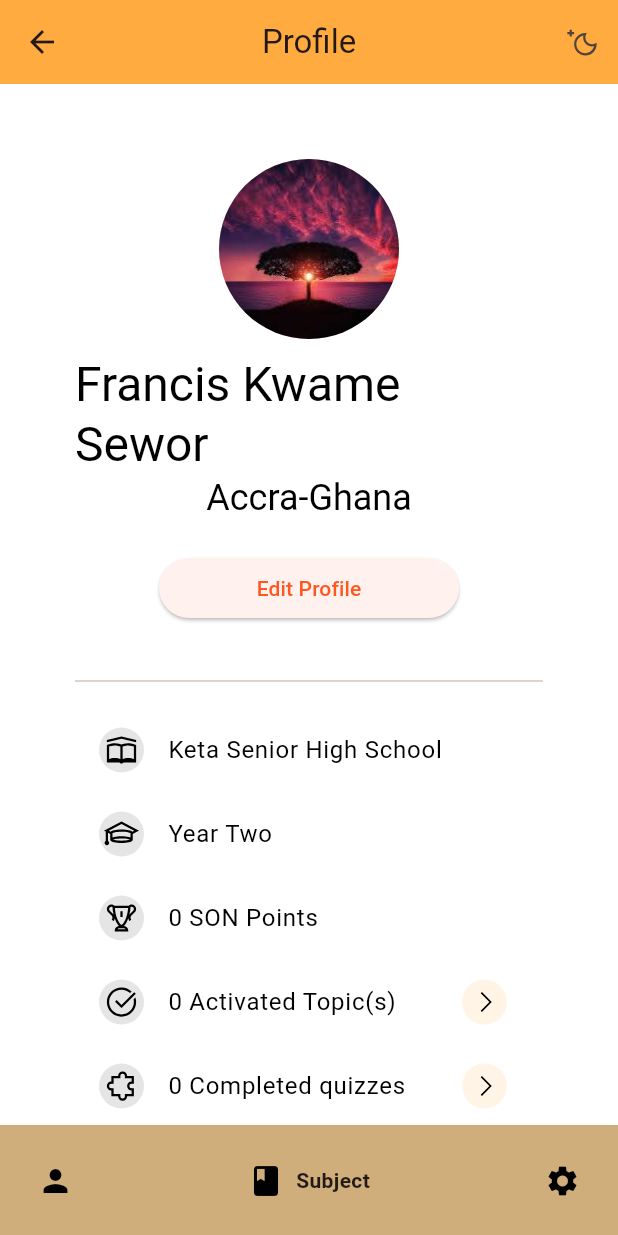
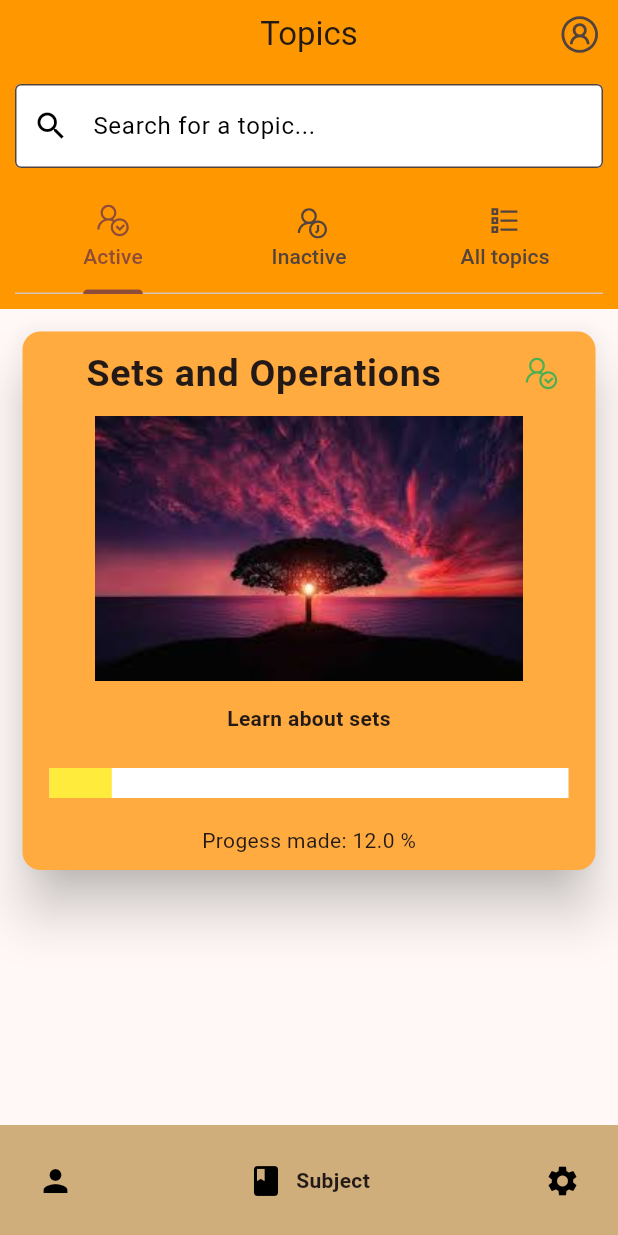
Before and after one commit to FrancisSimple/son_app, a Flutter app: the DashboardProfile screen opened by its route, item 2 of the bottom bar chosen, on a phone screen of 412 x 824 dp. Run offline on Flutter 3.47's test engine with Material 3 defaults, Android fonts, the phone set to English and light mode, and no system bars; drawn by our look-alikes of google_nav_bar, percent_indicator; our stand-ins replace line_awesome_flutter.

Commit message:
Topic Page
First version of topic page has been added

```diff
--- a/emath_app/lib/customizedTools/self_made.dart
+++ b/emath_app/lib/customizedTools/self_made.dart
@@ -1,6 +1,8 @@
 
 
 import 'package:flutter/material.dart';
+import 'package:line_awesome_flutter/line_awesome_flutter.dart';
+import 'package:percent_indicator/percent_indicator.dart';
 
 
 
@@ -60,3 +62,82 @@ class MyCustomCard extends StatelessWidget {
     );
   }
 }
+
+
+class SubjectCard extends StatefulWidget {
+
+  final String title;
+  final String imagePath;
+  final String footerText;
+  final bool isActive;
+  final double progressPercentage;
+
+  const SubjectCard({super.key,
+    required this.title,
+    required this.imagePath,
+    required this.footerText,
+    required this.isActive,
+    required this.progressPercentage,
+  });
+
+  @override
+  State<SubjectCard> createState() => _SubjectCardState();
+}
+
+class _SubjectCardState extends State<SubjectCard> {
+
+  @override
+  Widget build(BuildContext context) {
+    return Center(
+      child: Card(
+        elevation: 15,
+        color: Colors.orangeAccent,
+        margin: const EdgeInsets.all(15),
+        child: Column(
+          mainAxisSize: MainAxisSize.min,
+          children: [
+            ListTile(
+              title:Padding(
+                padding: const EdgeInsets.only(right:8.0),
+                child: Text(widget.title, textAlign: TextAlign.center,style:const TextStyle(fontWeight: FontWeight.bold,fontSize: 25)),
+              ),
+              trailing: widget.isActive ? const Padding(
+                padding: EdgeInsets.only(left:4.0),
+                child: Icon(LineAwesomeIcons.user_check,color:Colors.green),
+              ) : const Padding(
+                padding: EdgeInsets.only(left:4.0),
+                child: Icon(LineAwesomeIcons.user_clock, color:Colors.red),
+              ),
+              onTap: (){},
+            ),
+            Image.asset(widget.imagePath, fit:BoxFit.cover,),
+            Container(
+              padding: const EdgeInsets.all(15),
+              child: Text(widget.footerText,textAlign: TextAlign.center,style:const TextStyle(fontWeight: FontWeight.bold)),
+            ),
+
+            if(widget.isActive)
+              Padding(
+                padding: const EdgeInsets.all(8.0),
+                child: LinearPercentIndicator(
+                  animation: true,
+                  animationDuration: 1000,
+                  lineHeight: 20,
+                  percent: widget.progressPercentage/100,
+                  progressColor: Colors.yellow,
+                  backgroundColor: Colors.white,
+
+                ),
+              ),
+            const SizedBox(height:10,),
+            Text("Progess made: ${widget.progressPercentage} %"),
+            const SizedBox(height:10,),
+
+
+          ],
+        )
+
+      ),
+    );
+  }
+}
--- a/emath_app/lib/main.dart
+++ b/emath_app/lib/main.dart
@@ -4,6 +4,7 @@ import 'package:emath_app/pages/dashboard.dart';
 import 'package:emath_app/pages/homepage.dart';
 import 'package:emath_app/pages/login.dart';
 import 'package:emath_app/pages/signup.dart';
+import 'package:emath_app/pages/subjects_page.dart';
 import 'package:flutter/material.dart';
 
 void main() {
@@ -17,7 +18,7 @@ class MyApp extends StatelessWidget {
   @override
   Widget build(BuildContext context) {
     return MaterialApp(
-      title: 'Flutter Demo',
+      title: 'Elective Mathematics',
       debugShowCheckedModeBanner: false,
       theme: ThemeData(
         colorScheme: ColorScheme.fromSeed(
@@ -31,6 +32,7 @@ class MyApp extends StatelessWidget {
           backgroundColor: Colors.orange,
         ),
       ),
+      //home: SubjectsPage(),
       routes: {
         "/": (context) => HomePage(),
         "/loginpage": (context) => LoginPage(),
--- a/emath_app/lib/pages/dashboard.dart
+++ b/emath_app/lib/pages/dashboard.dart
@@ -1,8 +1,10 @@
-import 'package:emath_app/pages/homepage.dart';
-import 'package:emath_app/pages/login.dart';
+
+import 'package:emath_app/pages/settings.dart';
+import 'package:emath_app/pages/subjects_page.dart';
+import 'package:emath_app/pages/user_profile.dart';
 import 'package:flutter/material.dart';
 import 'package:google_nav_bar/google_nav_bar.dart';
-import 'package:line_awesome_flutter/line_awesome_flutter.dart';
+
 
 class DashboardProfile extends StatefulWidget {
   const DashboardProfile({super.key});
@@ -23,7 +25,19 @@ class _DashboardProfileState extends State<DashboardProfile> {
   //////////////Method field
 
 
+  int selectIndex = 0;
+  void navBottom(int index){
+    setState(() {
+      selectIndex = index;
+    });
+  }
 
+  final List<Widget> pages =[
+    const UserProfile(),
+    const SubjectsPage(),
+    const UserSettings(),
+
+  ];
   //////////overriding the build method: build method starts
   @override
   Widget build(BuildContext context) {
@@ -33,57 +47,28 @@ class _DashboardProfileState extends State<DashboardProfile> {
     ////////////page scaffold starts
     return Scaffold(
 
-      appBar: AppBar(
-        backgroundColor: Colors.orangeAccent,
-        title: const Text("Profile"),
-        centerTitle: true,
-        actions: [
-          IconButton(onPressed: (){setState(() {
-            isDark = !isDark;
-            myBackgroundColor = (myBackgroundColor == Colors.white)? Colors.black: Colors.white;
-            textColor = (textColor == Colors.black)? Colors.white: Colors.black;
-          });}, icon: Icon(isDark? LineAwesomeIcons.sun: LineAwesomeIcons.moon)),
-        ],
+      // appBar: AppBar(
+      //   backgroundColor: Colors.orangeAccent,
+      //   title: const Text("Profile"),
+      //   centerTitle: true,
+      //   actions: [
+      //     IconButton(onPressed: (){setState(() {
+      //       isDark = !isDark;
+      //       myBackgroundColor = (myBackgroundColor == Colors.white)? Colors.black: Colors.white;
+      //       textColor = (textColor == Colors.black)? Colors.white: Colors.black;
+      //     });}, icon: Icon(isDark? LineAwesomeIcons.sun: LineAwesomeIcons.moon)),
+      //   ],
 
-      ),
+      // ),
 
-      body: SingleChildScrollView(
-        child: Container(
-          color: myBackgroundColor,
-          padding: const EdgeInsets.all(50),
-          child:   Column(children: [
-            const SizedBox(
-              width: 120, height: 120,
-              child: CircleAvatar(radius:20,backgroundImage:  AssetImage("assets/download.jpeg")),
-            ),
-            const SizedBox(height: 10),
-            Text("Francis Kwame Sewor", style:Theme.of(context).textTheme.headlineLarge!.copyWith(color: textColor)),
-            Text("Accra-Ghana", style:Theme.of(context).textTheme.headlineSmall!.copyWith(color: textColor)),
-            const SizedBox(height: 20),
-            SizedBox(
-              width: 200,
-              child: ElevatedButton(onPressed: (){}, child: const Text("Edit Profile", style: TextStyle(color:Colors.deepOrange),),)
-            ),
-
-            const SizedBox(height: 30),
-            const Divider(),
-            const SizedBox(height: 10),
-            ProfileListTile(title: "Keta Senior High School", icon: LineAwesomeIcons.school,onPress: (){},endIcon: false,textColor: textColor,),
-            ProfileListTile(title: "Year Two", icon: LineAwesomeIcons.graduation_cap, onPress:(){}, endIcon: false,textColor: textColor,),
-            ProfileListTile(title: "0 SON Points", icon: LineAwesomeIcons.trophy, onPress:(){}, endIcon: false,textColor: textColor,),
-            ProfileListTile(title: "0 Activated Topic(s)", icon: LineAwesomeIcons.check_circle, onPress:(){}, endIcon: true,textColor: textColor,),
-            ProfileListTile(title: "0 Completed quizzes", icon: LineAwesomeIcons.puzzle_piece, onPress:(){}, endIcon: true,textColor: textColor,),
-            ProfileListTile(title: "0 % Performance rate", icon: LineAwesomeIcons.medal, onPress:(){}, endIcon: false,textColor: textColor,),
-            ProfileListTile(title: "Logout", icon: LineAwesomeIcons.alternate_sign_out, onPress:(){Navigator.pushReplacement(context, MaterialPageRoute(builder: (context) => const HomePage()));}, endIcon: false,textColor: Colors.orange),
-          ],
-          ),
-        ),
-      ),
+      body: pages[selectIndex],
       /////////////////Bottom navigation bar starts
-      bottomNavigationBar: const GNav(
+      bottomNavigationBar: GNav(
+        selectedIndex: selectIndex,
+        onTabChange: navBottom,
         gap: 8,
-        backgroundColor: Color.fromARGB(255, 207, 174, 124),
-        tabs:  <GButton>[
+        backgroundColor: const Color.fromARGB(255, 207, 174, 124),
+        tabs:  const <GButton>[
         GButton(icon: Icons.person, text:"Profile"),
         GButton(icon: Icons.book, text:"Subject"),
         GButton(icon: Icons.settings, text:"Settings"),
@@ -97,57 +82,3 @@ class _DashboardProfileState extends State<DashboardProfile> {
   //////////overriding the build method: build method ends
 
 }
-
-class ProfileListTile extends StatelessWidget {
-  const ProfileListTile({
-    super.key,
-    required this.title,
-    required this.icon,
-    required this.onPress,
-    this.endIcon = true,
-    this.textColor,
-
-  });
-
-  final String title;
-  final IconData icon;
-  final VoidCallback onPress;
-  final bool endIcon;
-  final Color? textColor;
-
-  @override
-  Widget build(BuildContext context) {
-
-    var isDark = MediaQuery.of(context).platformBrightness == Brightness.dark;
-    var iconColor = isDark ? Colors.orange : Colors.black;
-    return ListTile(
-
-      onTap: onPress,
-
-      leading: Container(
-        width: 30,
-        height: 30,
-        decoration: BoxDecoration(
-          borderRadius: BorderRadius.circular(100),
-          color: iconColor.withOpacity(0.1),
-        ),
-        child: Icon(icon, color: iconColor),
-      ),
-
-      title: Text(title,style: Theme.of(context).textTheme.bodyLarge?.apply(color:textColor)),
-
-      trailing: endIcon? Container(
-
-        width: 30,
-        height: 30,
-        decoration: BoxDecoration(
-          borderRadius: BorderRadius.circular(100),
-          color: Colors.orange.withOpacity(0.1),
-        ),
-        child: const Icon(LineAwesomeIcons.angle_right, size:18.0, color: Colors.black),
-      ) : null,
-
-     );
-  }
-}
-////////////DashboardProfile class: class ends
--- /dev/null
+++ b/emath_app/lib/pages/subjects_page.dart
@@ -0,0 +1,148 @@
+import 'package:emath_app/customizedTools/self_made.dart';
+import 'package:flutter/material.dart';
+import 'package:line_awesome_flutter/line_awesome_flutter.dart';
+
+List<SubjectCard> mySubjectCards = [
+    const SubjectCard(title: "Sets and Operations", imagePath: "assets/download.jpeg", footerText: "Learn about sets", isActive: true, progressPercentage: 12,),
+    const SubjectCard(title: "Relations and Functions", imagePath: "assets/download.jpeg", footerText: "Functions and Operations", isActive: false,progressPercentage: 0),
+    const SubjectCard(title: "Differentiation", imagePath: "assets/download.jpeg", footerText: "Enter the world of Calculus", isActive: false,progressPercentage: 0),
+  ];
+
+
+
+class SubjectsPage extends StatefulWidget {
+  const SubjectsPage({super.key});
+
+  @override
+  State<SubjectsPage> createState() => _SubjectsPageState();
+}
+
+class _SubjectsPageState extends State<SubjectsPage> {
+
+  @override
+  Widget build(BuildContext context) {
+    return DefaultTabController(
+      length: 3,
+      child: Scaffold(
+        appBar: AppBar(
+          automaticallyImplyLeading: false,
+          title: const Text("Topics"),
+          centerTitle: true,
+
+          actions: [
+            IconButton(onPressed: (){}, icon: const Icon(LineAwesomeIcons.user_circle),iconSize: 35,),
+          ],
+          bottom: const PreferredSize(preferredSize: Size.fromHeight(150),
+          child: Padding(padding: EdgeInsets.all(10),
+          child:  Column(
+            children: [
+              TextField(
+                decoration: InputDecoration(
+                  prefixIcon: Icon(Icons.search,color:Colors.black),
+                  hintText: "Search for a topic...",
+                  hintStyle: TextStyle(color: Colors.black,),
+                  contentPadding:  EdgeInsets.symmetric(vertical:16, horizontal: 10),
+                  fillColor: Colors.white,
+                  filled: true,
+
+                  border: OutlineInputBorder(),
+                ),
+              ),
+              SizedBox(height: 10),
+              TabBar(tabs: [
+                Tab(icon: Icon(LineAwesomeIcons.user_check),text:"Active"),
+                Tab(icon: Icon(LineAwesomeIcons.user_clock),text:"Inactive"),
+                Tab(icon: Icon(LineAwesomeIcons.list),text:"All topics"),
+              ])
+            ],
+          ),
+          ),),
+        ),
+        body: const TabBarView(children: [
+          ActiveTopics(),
+          InactiveTopics(),
+          AllTopics(),
+        ],)
+      ),
+    );
+  }
+}
+
+
+class ActiveTopics extends StatefulWidget {
+  const ActiveTopics({super.key});
+
+  @override
+  State<ActiveTopics> createState() => _ActiveTopicsState();
+}
+
+class _ActiveTopicsState extends State<ActiveTopics> {
+  @override
+  Widget build(BuildContext context) {
+    return Scaffold(
+      body: ListView(
+          children: [
+            for (var card in mySubjectCards)
+              if(card.isActive)
+                card
+
+
+
+          ],
+        )
+    );
+  }
+}
+
+
+class InactiveTopics extends StatefulWidget {
+  const InactiveTopics({super.key});
+
+  @override
+  State<InactiveTopics> createState() => _InactiveTopicsState();
+}
+
+class _InactiveTopicsState extends State<InactiveTopics> {
+  @override
+  Widget build(BuildContext context) {
+    return Scaffold(
+      body: ListView(
+          children: [
+            for (var card in mySubjectCards)
+              if(!card.isActive)
+                card
+
+
+
+          ],
+        )
+    );
+  }
+}
+
+
+
+
+class AllTopics extends StatefulWidget {
+  const AllTopics({super.key});
+
+  @override
+  State<AllTopics> createState() => _AllTopicsState();
+}
+
+class _AllTopicsState extends State<AllTopics> {
+
+  @override
+  Widget build(BuildContext context) {
+
+    return Scaffold(
+
+      body: ListView(
+        children: [
+          for (var card in mySubjectCards)
+            card,
+        ],
+      )
+    );
+  }
+}
--- a/emath_app/pubspec.yaml
+++ b/emath_app/pubspec.yaml
@@ -38,6 +38,7 @@ dependencies:
   cupertino_icons: ^1.0.6
   line_awesome_flutter: ^2.0.0
   google_nav_bar: ^5.0.6
+  percent_indicator: ^3.4.0
 
 dev_dependencies:
   flutter_test:
```
Also changed, not shown: emath_app/lib/pages/settings.dart (added, +19 -0 lines), emath_app/lib/pages/user_profile.dart (added, +145 -0 lines), emath_app/pubspec.lock.
